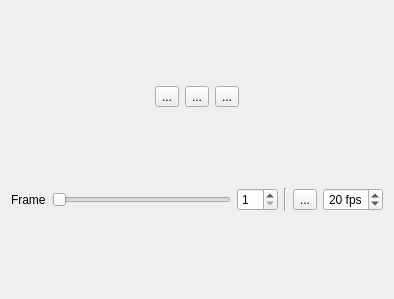
First picture: the form in sdt/gui/micro_view_widget.ui, repository schuetzgroup/sdt-python, before the edit.
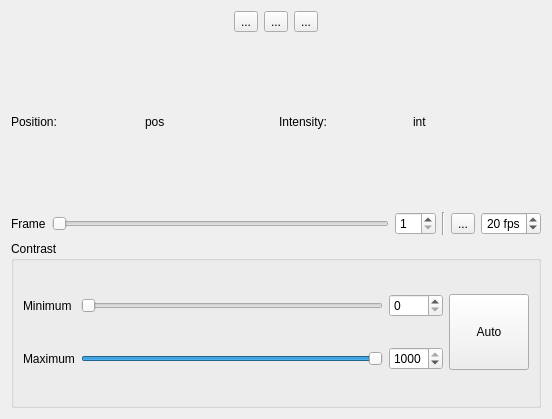
Second picture: the form after the edit. Icons and pictures are not drawn.

Commit message: micro_view_widget: Make fully functional

The edit to the form file:
```diff
--- a/sdt/gui/micro_view_widget.ui
+++ b/sdt/gui/micro_view_widget.ui
@@ -6,8 +6,8 @@
    <rect>
     <x>0</x>
     <y>0</y>
-    <width>394</width>
-    <height>299</height>
+    <width>552</width>
+    <height>419</height>
    </rect>
   </property>
   <property name="windowTitle">
@@ -80,6 +80,38 @@
      </item>
     </layout>
    </item>
+   <item>
+    <layout class="QHBoxLayout" name="horizontalLayout_3">
+     <item>
+      <widget class="QLabel" name="posDescLabel">
+       <property name="text">
+        <string>Position:</string>
+       </property>
+      </widget>
+     </item>
+     <item>
+      <widget class="QLabel" name="posLabel">
+       <property name="text">
+        <string>pos</string>
+       </property>
+      </widget>
+     </item>
+     <item>
+      <widget class="QLabel" name="intDescLabel">
+       <property name="text">
+        <string>Intensity:</string>
+       </property>
+      </widget>
+     </item>
+     <item>
+      <widget class="QLabel" name="intLabel">
+       <property name="text">
+        <string>int</string>
+       </property>
+      </widget>
+     </item>
+    </layout>
+   </item>
    <item>
     <layout class="QHBoxLayout" name="horizontalLayout">
      <item>
@@ -140,6 +172,100 @@
      </item>
     </layout>
    </item>
+   <item>
+    <widget class="QGroupBox" name="groupBox">
+     <property name="title">
+      <string>Contrast</string>
+     </property>
+     <layout class="QGridLayout" name="gridLayout">
+      <item row="0" column="3" rowspan="2">
+       <widget class="QPushButton" name="autoButton">
+        <property name="sizePolicy">
+         <sizepolicy hsizetype="Minimum" vsizetype="MinimumExpanding">
+          <horstretch>0</horstretch>
+          <verstretch>0</verstretch>
+         </sizepolicy>
+        </property>
+        <property name="text">
+         <string>Auto</string>
+        </property>
+       </widget>
+      </item>
+      <item row="0" column="1">
+       <widget class="QSlider" name="minSlider">
+        <property name="maximum">
+         <number>1000</number>
+        </property>
+        <property name="singleStep">
+         <number>10</number>
+        </property>
+        <property name="pageStep">
+         <number>100</number>
+        </property>
+        <property name="orientation">
+         <enum>Qt::Horizontal</enum>
+        </property>
+       </widget>
+      </item>
+      <item row="1" column="1">
+       <widget class="QSlider" name="maxSlider">
+        <property name="maximum">
+         <number>1000</number>
+        </property>
+        <property name="singleStep">
+         <number>10</number>
+        </property>
+        <property name="pageStep">
+         <number>100</number>
+        </property>
+        <property name="value">
+         <number>1000</number>
+        </property>
+        <property name="orientation">
+         <enum>Qt::Horizontal</enum>
+        </property>
+       </widget>
+      </item>
+      <item row="1" column="0">
+       <widget class="QLabel" name="maxLabel">
+        <property name="text">
+         <string>Maximum</string>
+        </property>
+       </widget>
+      </item>
+      <item row="0" column="0">
+       <widget class="QLabel" name="minLabel">
+        <property name="text">
+         <string>Minimum</string>
+        </property>
+       </widget>
+      </item>
+      <item row="0" column="2">
+       <widget class="QSpinBox" name="minSpinBox">
+        <property name="maximum">
+         <number>1000</number>
+        </property>
+        <property name="singleStep">
+         <number>10</number>
+        </property>
+       </widget>
+      </item>
+      <item row="1" column="2">
+       <widget class="QSpinBox" name="maxSpinBox">
+        <property name="maximum">
+         <number>1000</number>
+        </property>
+        <property name="singleStep">
+         <number>10</number>
+        </property>
+        <property name="value">
+         <number>1000</number>
+        </property>
+       </widget>
+      </item>
+     </layout>
+    </widget>
+   </item>
   </layout>
  </widget>
  <resources/>
```
Left out of the diff: 16 changed lines with no effect on the pictures. The commit also changes 1 other file.
